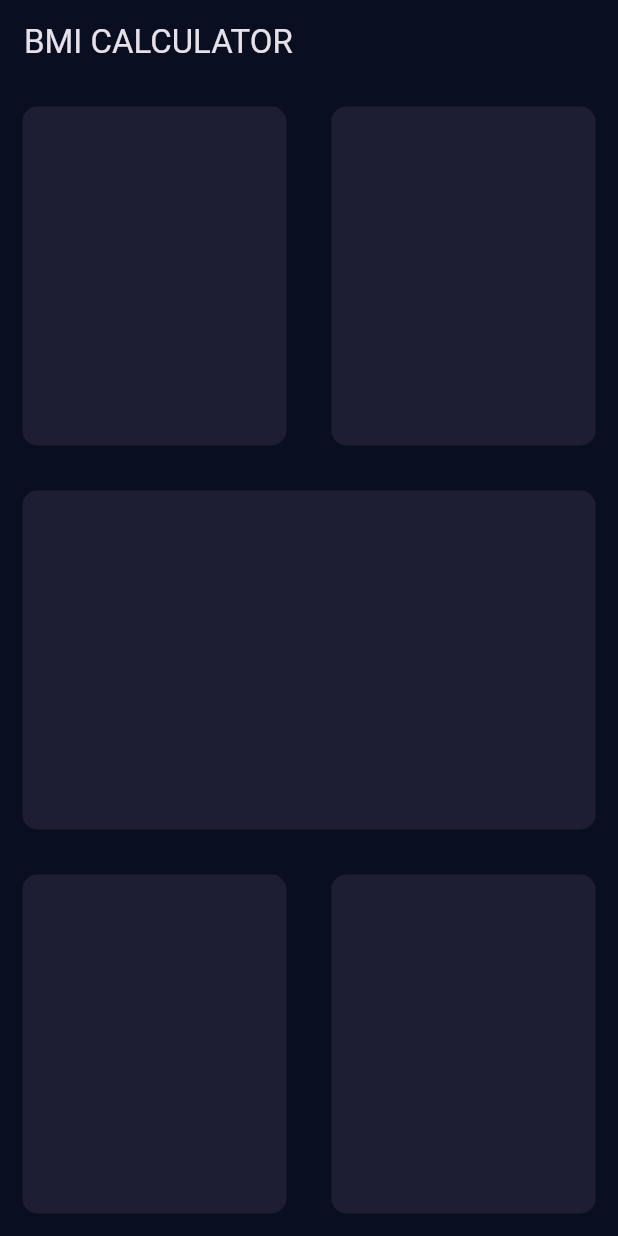
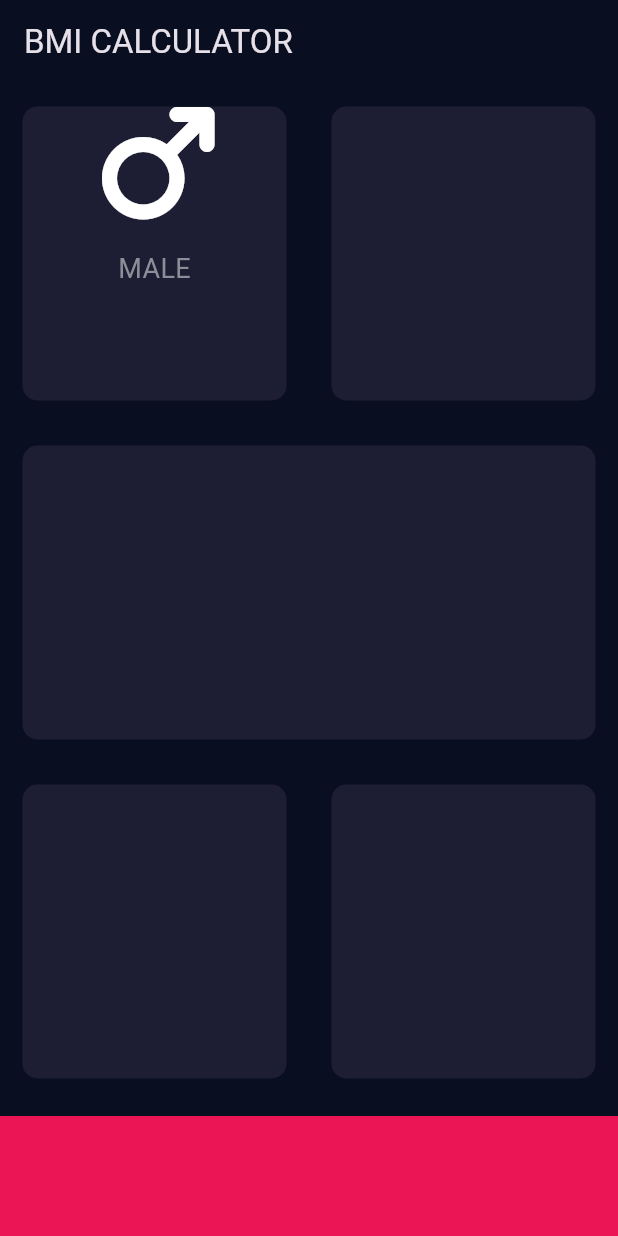
Before and after one commit to Yoni-Berihun/BMI-calculator-app, a Flutter app: the screen it shows after launch, on a phone screen of 412 x 824 dp. Run offline on Flutter 3.47's test engine with Material 3 defaults, Android fonts, the phone set to English and light mode, and no system bars; our stand-ins replace font_awesome_flutter.

```diff
--- a/lib/input_page.dart
+++ b/lib/input_page.dart
@@ -1,5 +1,6 @@
 import 'package:flutter/material.dart';
-
+import 'package:font_awesome_flutter/font_awesome_flutter.dart';
+const chosenColor= Color(0xFF1D1E33);
 class InputPage extends StatefulWidget {
   @override
   _InputPageState createState() => _InputPageState();
@@ -20,12 +21,26 @@ class _InputPageState extends State<InputPage> {
               children: [
                 Expanded(
                   child: ReusableCard(
-                    colour:Color(0xFF1D1E33),
+                    colour:chosenColor,
+                    cardChild:Column(
+                      children:[
+                        Icon(
+                          FontAwesomeIcons.mars,
+                          size:80.0,
+                        ),
+                        SizedBox(
+                          height:15.0,
+                        ),
+                        Text('MALE',
+                        style:TextStyle(fontSize:18.0,color:Color(0xFF8D8E98)),
+                        ),
+                      ],
+                    )
                   ),
                 ),
                 Expanded(
                   child: ReusableCard(
-                    colour:Color(0xFF1D1E33),
+                    colour:chosenColor
                   ),
                 ),
               ],
@@ -35,7 +50,7 @@ class _InputPageState extends State<InputPage> {
           // Second Row — One Full-Width Card
           Expanded(
             child: ReusableCard(
-                    colour:Color(0xFF1D1E33),
+                    colour:chosenColor
                   ),
           ),
 
@@ -45,16 +60,22 @@ class _InputPageState extends State<InputPage> {
               children: [
                 Expanded(
                   child: ReusableCard(
-                    colour:Color(0xFF1D1E33),
+                    colour:chosenColor,
                   ),
                 ),
                 Expanded(
                   child: ReusableCard(
-                    colour:Color(0xFF1D1E33),
+                    colour:chosenColor,
                   )
                 ),
               ],
             ),
+          ),
+          Container(
+            color:Color(0XFFEB1555),
+            margin:EdgeInsets.only(top:10.0),
+            width:double.infinity,
+            height:80.0,
           ),
         ],
       ),
@@ -66,11 +87,13 @@ class _InputPageState extends State<InputPage> {
  class ReusableCard extends StatelessWidget
  {
    final Color colour;
-  ReusableCard({required this.colour });
+   final Widget? cardChild;
+  ReusableCard({required this.colour, this.cardChild });
    @override
    Widget build(BuildContext context)
    {
     return Container(
+      child :cardChild,
       margin: EdgeInsets.all(15.0),
       decoration:BoxDecoration(
         color:colour,
--- a/pubspec.yaml
+++ b/pubspec.yaml
@@ -34,6 +34,8 @@ dependencies:
   # The following adds the Cupertino Icons font to your application.
   # Use with the CupertinoIcons class for iOS style icons.
   cupertino_icons: ^1.0.8
+  font_awesome_flutter: ^10.10.0
+
 
 dev_dependencies:
   flutter_test:
```
Also changed, not shown: pubspec.lock.
